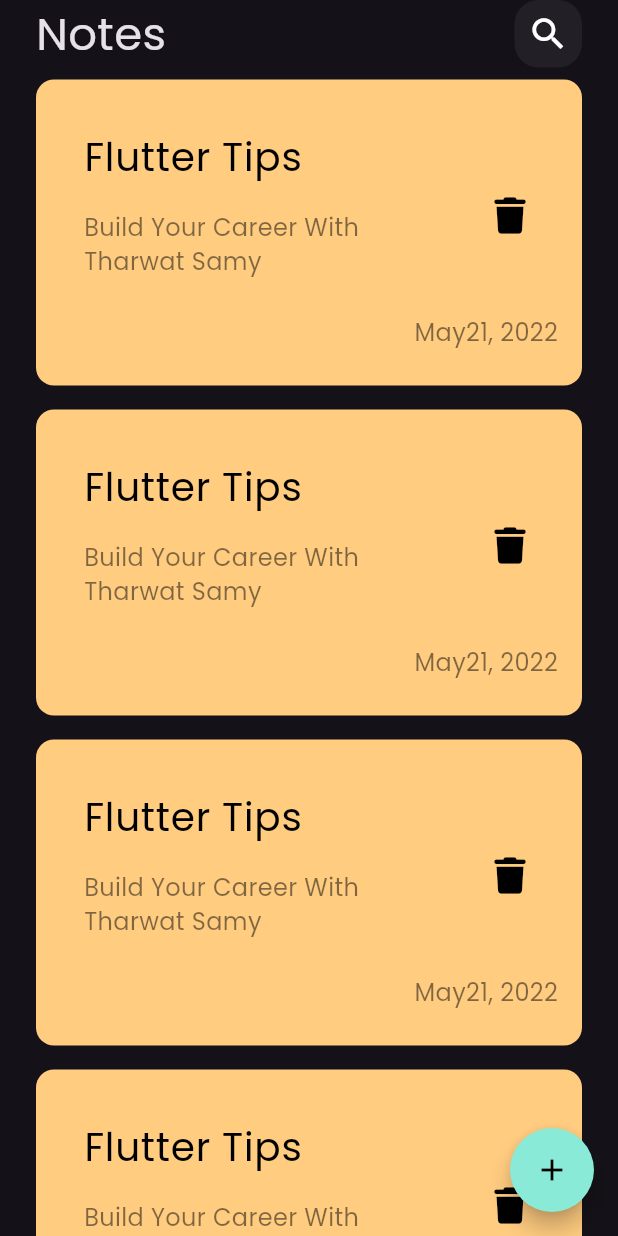
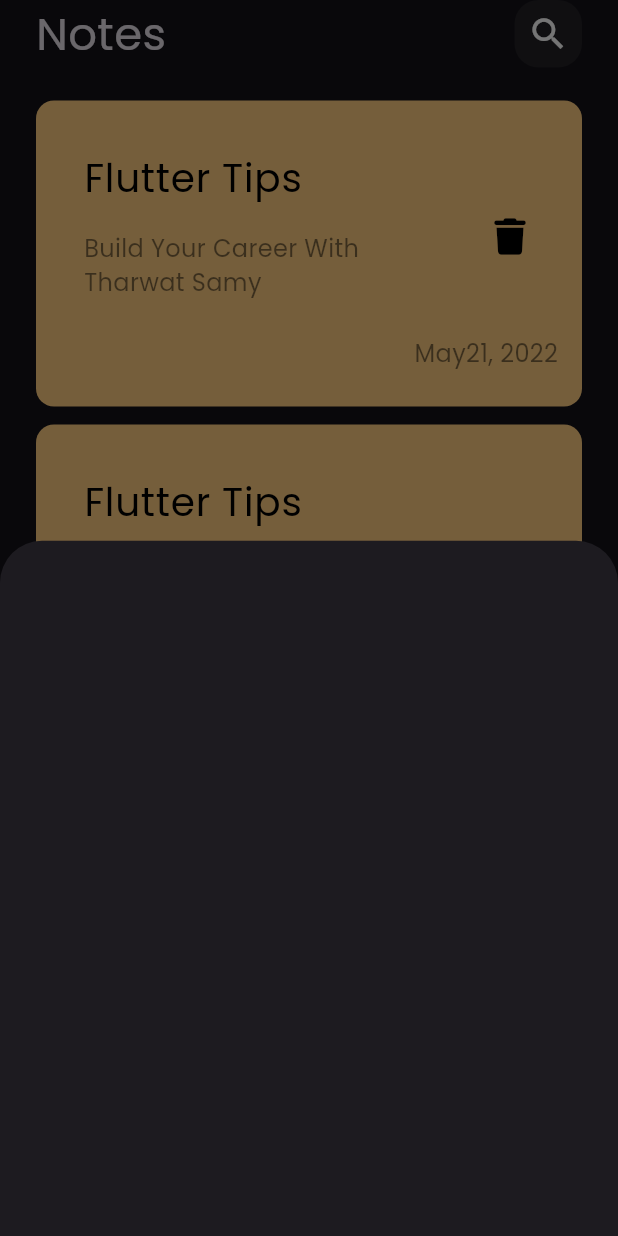
Before and after one commit to Noha0212/NotesApp, a Flutter app: the screen it shows after launch, after a tap on the "add" icon, on a phone screen of 412 x 824 dp. Run offline on Flutter 3.47's test engine with Material 3 defaults, Android fonts, the phone set to English and light mode, and no system bars; our stand-ins replace font_awesome_flutter.

Commit message:
add show modal bottom sheet

```diff
--- a/lib/views/notes_view.dart
+++ b/lib/views/notes_view.dart
@@ -1,4 +1,5 @@
 import 'package:flutter/material.dart';
+import 'package:notes_app/views/widgets/add_note_bottom_sheet.dart';
 import 'package:notes_app/views/widgets/notes_view_body.dart';
 
 class NotesView extends StatelessWidget {
@@ -8,7 +9,13 @@ class NotesView extends StatelessWidget {
   Widget build(BuildContext context) {
     return Scaffold(
       floatingActionButton: FloatingActionButton(
-        onPressed: () {},
+        onPressed: () {
+          showModalBottomSheet(
+              context: context,
+              builder: (context) {
+                return const AddNoteBottomSheet();
+              });
+        },
         shape: const CircleBorder(),
         backgroundColor: const Color.fromARGB(255, 137, 234, 215),
         child: const Icon(
--- /dev/null
+++ b/lib/views/widgets/add_note_bottom_sheet.dart
@@ -0,0 +1,10 @@
+import 'package:flutter/material.dart';
+
+class AddNoteBottomSheet extends StatelessWidget {
+  const AddNoteBottomSheet({super.key});
+
+  @override
+  Widget build(BuildContext context) {
+    return Container();
+  }
+}
--- a/lib/views/widgets/notes_list_view.dart
+++ b/lib/views/widgets/notes_list_view.dart
@@ -6,13 +6,17 @@ class NotesListView extends StatelessWidget {
 
   @override
   Widget build(BuildContext context) {
-    return ListView.builder(
-      itemBuilder: (BuildContext context, int index) {
-        return const Padding(
-          padding: EdgeInsets.symmetric(vertical: 8),
-          child: NotesItem(),
-        );
-      },
+    return Padding(
+      padding: const EdgeInsets.symmetric(vertical: 16),
+      child: ListView.builder(
+        padding: EdgeInsets.zero,
+        itemBuilder: (BuildContext context, int index) {
+          return const Padding(
+            padding: EdgeInsets.symmetric(vertical: 6),
+            child: NotesItem(),
+          );
+        },
+      ),
     );
   }
 }
```
